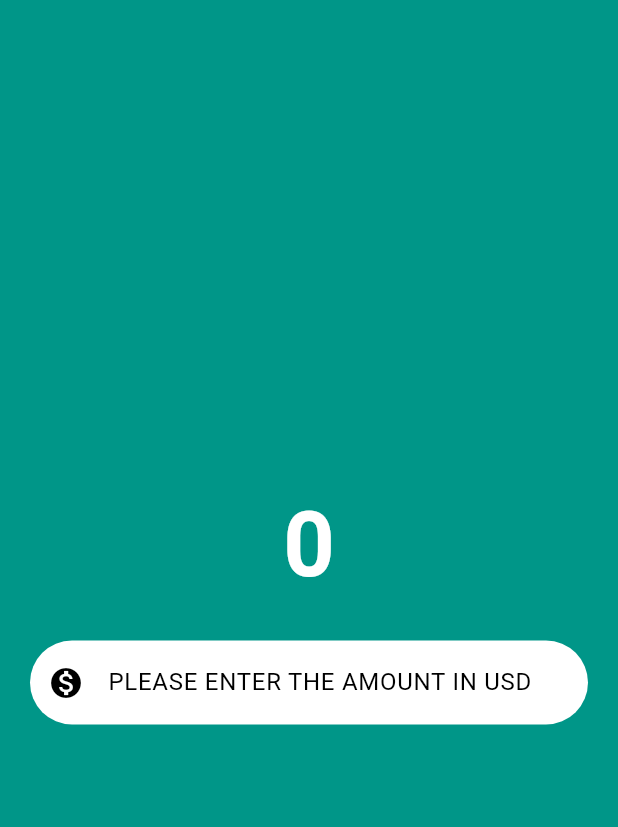
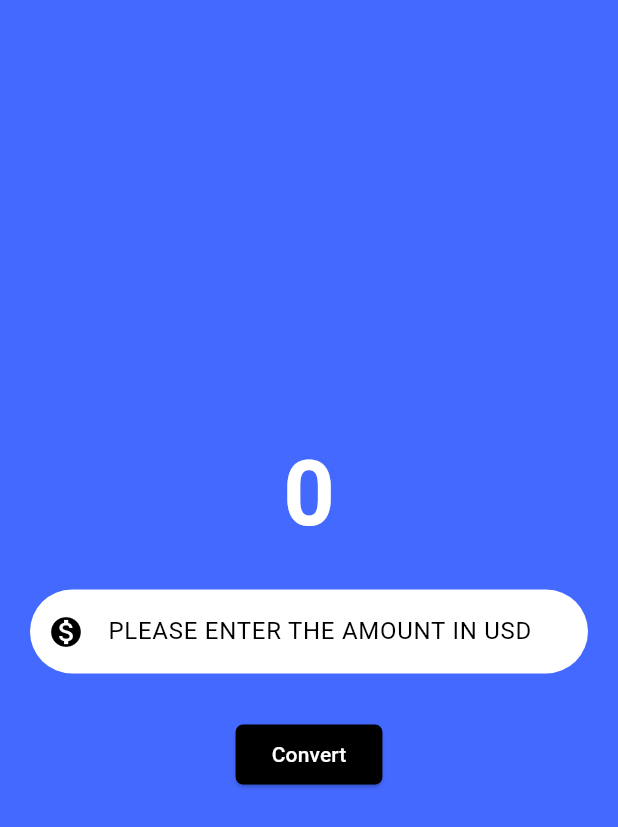
Before and after one commit to Saurabh0479/currency-converter, a Flutter app: the screen it shows after launch, on a phone screen of 412 x 824 dp. Shown: the top 827 px of the screen. Run offline on Flutter 3.47's test engine with Material 3 defaults, Android fonts, the phone set to English and light mode, and no system bars.

Commit message:
Buttons Added

```diff
--- a/lib/currency_converter_material_page.dart
+++ b/lib/currency_converter_material_page.dart
@@ -1,3 +1,4 @@
+import 'package:flutter/foundation.dart';
 import 'package:flutter/material.dart';
 
 class CurrencyConverterMaterialPage extends StatelessWidget {
@@ -6,7 +7,7 @@ const CurrencyConverterMaterialPage({super.key});
   @override
   Widget build(BuildContext context){
     return Scaffold(
-      backgroundColor: Colors.teal,
+      backgroundColor: const Color.fromARGB(255, 68, 105, 255),
         body: Center(
           child: Column(
           mainAxisAlignment: MainAxisAlignment.center,
@@ -58,6 +59,33 @@ const CurrencyConverterMaterialPage({super.key});
                 ),
               ),
 
+              // button
+
+              // raised
+              // appears like a text
+              Padding(
+                padding: const EdgeInsets.all(10.0),
+                child: ElevatedButton(
+                  onPressed: (){
+                    // debug, release, profile
+                    if(kDebugMode){
+                    print('Button Clicked');
+                    }
+                  },
+                  style: ElevatedButton.styleFrom(
+                    // elevation: WidgetStatePropertyAll(10),
+                    backgroundColor: (Colors.black),
+                    foregroundColor: (Colors.white),
+                    // minimumSize: WidgetStatePropertyAll(
+                    //const Size(double.infinity, 50),
+                    // ),
+                    shape: RoundedRectangleBorder(
+                        borderRadius: BorderRadius.all(Radius.circular(5)),
+                      ),
+                    ),
+                  child: const Text('Convert'),
+                  ),
+               ),
             ],
           ),
         ),
```
